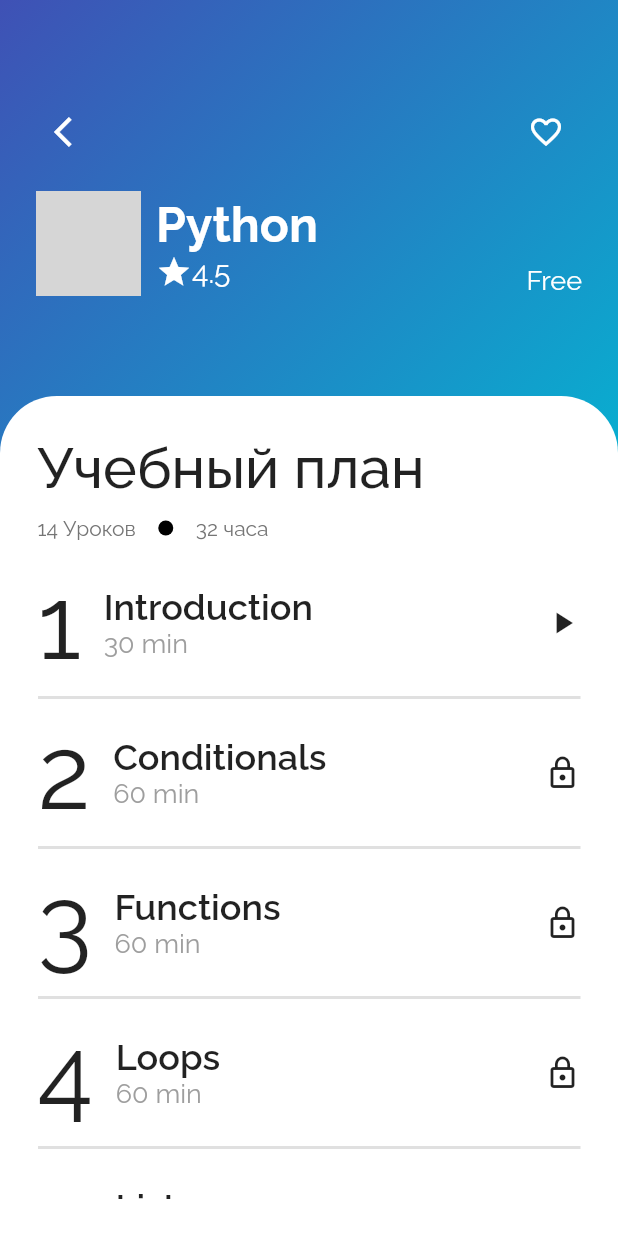
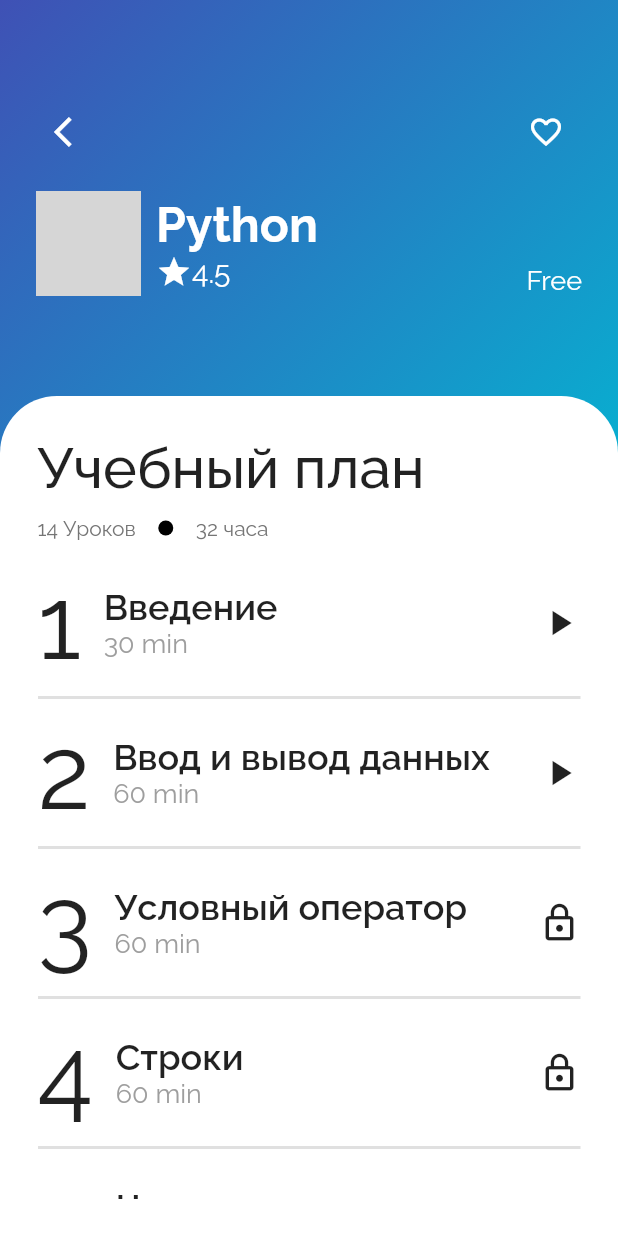
Before and after one commit to Alisherro/Qadam, a Flutter app: the PythonCourseScreen screen opened directly, on a phone screen of 412 x 824 dp. Run offline on Flutter 3.47's test engine with Material 2 defaults, Android fonts, the phone set to English and light mode, and no system bars; our stand-ins replace flutter_signin_button, font_awesome_flutter, google_nav_bar, percent_indicator; network calls fail; grey boxes are pictures that could not be loaded.

Commit message:
final DBMS

```diff
--- a/lib/const/python_course.dart
+++ b/lib/const/python_course.dart
@@ -1,3 +1,5 @@
+import 'package:flutter/cupertino.dart';
+
 class PythonCourse {
   final int id;
   final String topicName;
--- a/lib/screens/login_screen.dart
+++ b/lib/screens/login_screen.dart
@@ -20,6 +20,7 @@ class _LoginScreenState extends State<LoginScreen> {
       body: SafeArea(
         child: Padding(
           padding: const EdgeInsets.symmetric(vertical: 16.0),
+          child: Expanded(
             child: Column(
               mainAxisAlignment: MainAxisAlignment.spaceBetween,
               children: [
@@ -184,6 +185,7 @@ class _LoginScreenState extends State<LoginScreen> {
             ),
           ),
         ),
+      ),
     );
   }
 }
--- a/lib/screens/python_course_screen.dart
+++ b/lib/screens/python_course_screen.dart
@@ -4,6 +4,7 @@ import 'package:qadam/screens/main_screen.dart';
 import '../const/python_course.dart';
 import '../widgets/bottom_nav_bar.dart';
 import '../widgets/course_topc_section_widget.dart';
+import 'learning_topic.dart';
 
 class PythonCourseScreen extends StatefulWidget {
   const PythonCourseScreen({Key? key}) : super(key: key);
@@ -17,19 +18,19 @@ class _PythonCourseScreenState extends State<PythonCourseScreen> {
 
   final List<PythonCourse> _courseList=[
     PythonCourse(
-      1, 'Introduction', '30 min', true
+      1, 'Введение', '30 min', true
     ),
     PythonCourse(
-      2, 'Conditionals', '60 min', false
+      2, 'Ввод и вывод данных', '60 min', true
     ),
     PythonCourse(
-        3, 'Functions', '60 min', false
+        3, 'Условный оператор', '60 min', false
     ),
     PythonCourse(
-        4, 'Loops', '60 min', false
+        4, 'Строки', '60 min', false
     ),
     PythonCourse(
-        5, 'Lists', '45 min', false
+        5, 'Циклы', '45 min', false
     ),
   ];
 
--- a/lib/widgets/course_topc_section_widget.dart
+++ b/lib/widgets/course_topc_section_widget.dart
@@ -9,8 +9,12 @@ class CourseTopicSectionWidget extends StatelessWidget {
 
   @override
   Widget build(BuildContext context) {
-    return Container(
+    return InkWell(
+      onTap: () {
+        Navigator.pushNamed(context, data.isOpen?'/python/${data.id}':'');
+      },
       child: Row(
+        crossAxisAlignment: CrossAxisAlignment.center,
         mainAxisAlignment: MainAxisAlignment.spaceBetween,
         children: [
           Row(
@@ -21,12 +25,13 @@ class CourseTopicSectionWidget extends StatelessWidget {
               ),
               SizedBox(width: 15),
               Column(
-                mainAxisAlignment: MainAxisAlignment.spaceBetween,
+                mainAxisAlignment: MainAxisAlignment.center,
                 crossAxisAlignment: CrossAxisAlignment.start,
                 children: [
                   Text(
                     data.topicName,
-                    style: TextStyle(fontSize: 24, fontWeight: FontWeight.w600),
+                    style:
+                        TextStyle(fontSize: 24, fontWeight: FontWeight.w600),
                   ),
                   Text(
                     data.duration,
@@ -37,7 +42,7 @@ class CourseTopicSectionWidget extends StatelessWidget {
             ],
           ),
           Center(
-            child: Icon( data.isOpen? Icons.play_arrow: Icons.lock_outline),
+            child: Icon(data.isOpen ? Icons.play_arrow : Icons.lock_outline, size: 28,),
           )
         ],
       ),
```
Also changed, not shown: lib/main.dart (+7 -1 lines), lib/screens/learning_topic.dart (+4 -4 lines). Lines whose indentation alone changed are shown as unchanged.
